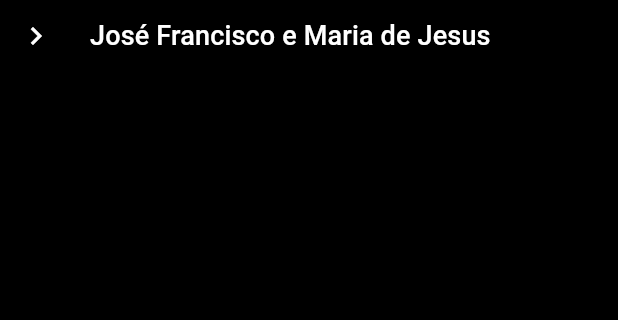
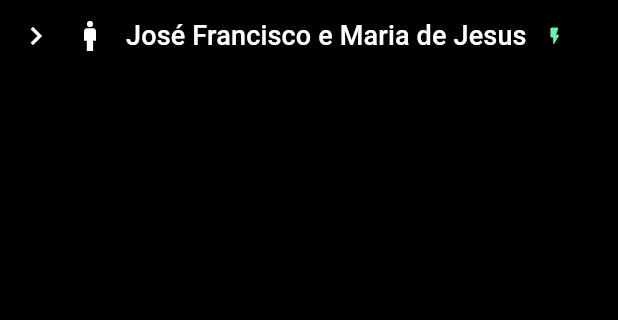
Before and after one commit to AndreDrummer/tree-view, a Flutter app: the screen it shows after launch, on a phone screen of 412 x 824 dp, the part 96-416 px from its top. Run offline on Flutter 3.47's test engine with Material 3 defaults, Android fonts, the phone set to English and light mode, and no system bars.

Commit message:
customizing the node row

```diff
--- a/lib/main.dart
+++ b/lib/main.dart
@@ -1,7 +1,8 @@
 import 'package:tree_view/features/assets/controller/assets_controller.dart';
 import 'package:tree_view/features/home/controller/home_controller.dart';
-import 'package:tree_view/features/assets/widgets/data_view.dart';
+import 'package:tree_view/shared/simple_tree/models/node_row_dto.dart';
 import 'package:tree_view/core/models/person.dart';
+import 'package:tree_view/shared/tree_widget.dart';
 import 'package:provider/provider.dart';
 import 'package:flutter/material.dart';
 
@@ -30,7 +31,7 @@ class MyApp extends StatelessWidget {
           debugShowCheckedModeBanner: false,
           theme: ThemeData(
             colorScheme: ColorScheme.fromSeed(
-              seedColor: darkModeIsON ? Colors.lightBlueAccent : Colors.blue,
+              seedColor: darkModeIsON ? Colors.lightBlue : Colors.blue,
             ),
             useMaterial3: true,
           ),
@@ -49,24 +50,40 @@ class MyHomePage extends StatelessWidget {
     return Consumer<HomeController>(
       builder: (context, homeController, _) {
         final bool darkMode = homeController.isDarkModeON;
-        final Color breadCrumbLinesColor =
-            darkMode ? Colors.white12 : Colors.black12;
-        final Color elementsColor = darkMode ? Colors.white : Colors.black;
 
         return Consumer<AssetsController>(
           builder: (context, controller, _) {
-            return DataView<Person>(
+            return TreeWidget<Person>(
               dataList: controller.data,
-              nodeRowTitle: (Person data) {
-                return data.name;
+              nodeConfig: (Person data) {
+                return nodeRow(data, darkMode);
               },
+              breadCrumbLinesColor: darkMode ? Colors.white12 : Colors.black12,
               backgroundColor: darkMode ? Colors.black : Colors.white,
-              breadCrumbLinesColor: breadCrumbLinesColor,
-              elementsColor: elementsColor,
+              elementsColor: darkMode ? Colors.white : Colors.black,
             );
           },
         );
       },
     );
   }
+
+  NodeRowConfig nodeRow(Person person, bool darkMode) {
+    final prefixIcon = person.male ? Icons.man : Icons.woman;
+    final Color prefixIconColor = darkMode ? Colors.white : Colors.black;
+
+    final suffixIcon =
+        person.fat ? Icons.fastfood_outlined : Icons.flash_on_rounded;
+    final Color suffixIconColor =
+        person.fat ? Colors.redAccent : Colors.greenAccent;
+
+    return NodeRowConfig(
+      prefixIconColor: prefixIconColor,
+      suffixIconColor: suffixIconColor,
+      suffixIcon: suffixIcon,
+      prefixIcon: prefixIcon,
+      title: person.name,
+      suffixIconSize: 14,
+    );
+  }
 }
--- a/lib/shared/simple_tree/tree_manager.dart
+++ b/lib/shared/simple_tree/builder/tree_manager.dart
@@ -1,7 +1,7 @@
 import 'package:flutter/foundation.dart';
 import 'package:tree_view/shared/simple_tree/models/node_data.dart';
 import 'package:tree_view/shared/simple_tree/models/parent.dart';
-import 'package:tree_view/shared/simple_tree/node.dart';
+import 'package:tree_view/shared/simple_tree/builder/node.dart';
 import 'dart:collection';
 
 import 'package:tree_view/shared/simple_tree/utils/extensions.dart';
--- /dev/null
+++ b/lib/shared/simple_tree/models/node_row_dto.dart
@@ -0,0 +1,21 @@
+import 'package:flutter/material.dart';
+
+class NodeRowConfig {
+  final Color? prefixIconColor;
+  final double? prefixIconSize;
+  final double? suffixIconSize;
+  final Color? suffixIconColor;
+  final IconData? prefixIcon;
+  final IconData? suffixIcon;
+  final String title;
+
+  NodeRowConfig({
+    required this.title,
+    this.prefixIconColor,
+    this.suffixIconColor,
+    this.prefixIconSize,
+    this.suffixIconSize,
+    this.prefixIcon,
+    this.suffixIcon,
+  });
+}
--- a/lib/shared/simple_tree/widgets/node_row.dart
+++ b/lib/shared/simple_tree/widgets/node_row.dart
@@ -1,38 +1,29 @@
 import 'package:flutter/material.dart';
 import 'package:tree_view/shared/simple_tree/models/node_data.dart';
-import 'package:tree_view/shared/simple_tree/node.dart';
+import 'package:tree_view/shared/simple_tree/builder/node.dart';
+import 'package:tree_view/shared/simple_tree/models/node_row_dto.dart';
 
 class NodeRow<T> extends StatelessWidget {
   const NodeRow(
     this.node, {
     required this.breadCrumbLineColor,
     required this.elementsColor,
-    this.prefixIconColor,
-    this.suffixIconColor,
-    this.prefixIconSize,
-    this.suffixIconSize,
-    required this.title,
-    this.prefixIcon,
-    this.suffixIcon,
+    required this.nodeRowConfig,
     this.onPressed,
     super.key,
   });
 
+  final NodeRowConfig Function(T data) nodeRowConfig;
   final Node<NodeData<T>> node;
 
   final void Function()? onPressed;
   final Color breadCrumbLineColor;
-  final Color? prefixIconColor;
-  final double? prefixIconSize;
-  final double? suffixIconSize;
-  final Color? suffixIconColor;
-  final IconData? prefixIcon;
-  final IconData? suffixIcon;
   final Color elementsColor;
-  final String title;
 
   @override
   Widget build(BuildContext context) {
+    final nodeConfig = nodeRowConfig(node.value!.data!);
+
     return Row(
       children: [
         Visibility(
@@ -52,35 +43,37 @@ class NodeRow<T> extends StatelessWidget {
             ),
           ),
         ),
-        _prefixIcon(context),
+        _prefixIcon(context, nodeConfig),
         TextButton(
           onPressed: onPressed,
           child: Text(
-            title,
+            nodeConfig.title,
             style: TextStyle(color: elementsColor, fontSize: 18),
           ),
         ),
-        _suffixIcon(context),
+        _suffixIcon(context, nodeConfig),
       ],
     );
   }
 
-  Widget _suffixIcon(BuildContext context) {
-    if (suffixIcon != null) {
+  Widget _suffixIcon(BuildContext context, NodeRowConfig nodeConfig) {
+    if (nodeConfig.suffixIcon != null) {
       final Color? iconColor =
-          suffixIconColor ?? Theme.of(context).iconTheme.color;
+          nodeConfig.suffixIconColor ?? Theme.of(context).iconTheme.color;
 
-      return Icon(suffixIcon!, color: iconColor, size: suffixIconSize);
+      return Icon(nodeConfig.suffixIcon!,
+          color: iconColor, size: nodeConfig.suffixIconSize);
     }
     return Container();
   }
 
-  Widget _prefixIcon(BuildContext context) {
-    if (prefixIcon != null) {
+  Widget _prefixIcon(BuildContext context, NodeRowConfig nodeConfig) {
+    if (nodeConfig.prefixIcon != null) {
       final Color? iconColor =
-          prefixIconColor ?? Theme.of(context).iconTheme.color;
+          nodeConfig.prefixIconColor ?? Theme.of(context).iconTheme.color;
 
-      return Icon(prefixIcon!, color: iconColor, size: prefixIconSize);
+      return Icon(nodeConfig.prefixIcon!,
+          color: iconColor, size: nodeConfig.prefixIconSize);
     }
     return Container();
   }
--- a/lib/shared/simple_tree/widgets/tree.dart
+++ b/lib/shared/simple_tree/widgets/tree.dart
@@ -1,12 +1,13 @@
 import 'package:tree_view/features/assets/controller/assets_controller.dart';
-import 'package:tree_view/features/assets/widgets/horizontal_scroll.dart';
-import 'package:tree_view/features/assets/widgets/line_bread_crumb.dart';
+import 'package:tree_view/shared/simple_tree/models/node_row_dto.dart';
+import 'package:tree_view/shared/simple_tree/widgets/horizontal_scroll.dart';
+import 'package:tree_view/shared/simple_tree/widgets/line_bread_crumb.dart';
 import 'package:tree_view/features/home/controller/home_controller.dart';
 import 'package:tree_view/shared/simple_tree/models/node_data.dart';
 import 'package:tree_view/shared/simple_tree/widgets/node_row.dart';
 import 'package:provider/provider.dart';
 import 'package:flutter/material.dart';
-import '../node.dart';
+import '../builder/node.dart';
 
 class Tree<T> extends StatelessWidget {
   const Tree(
@@ -18,19 +19,21 @@ class Tree<T> extends StatelessWidget {
     this.scrollToTheEndOfData = true,
     this.allowVerticalScrool = true,
     required this.elementsColor,
-    required this.nodeRowTitle,
+    required this.nodeRowConfig,
     this.toggleNodeView,
   });
 
   final void Function(Node<NodeData<T>> node)? toggleNodeView;
   final ScrollController horizontalController;
-  final String Function(T data) nodeRowTitle;
   final Color breadCrumbLinesColor;
   final bool allowHorizontalScrool;
   final bool scrollToTheEndOfData;
   final bool allowVerticalScrool;
   final Node<NodeData<T>> node;
   final Color elementsColor;
+
+  // Properties related to the row
+  final NodeRowConfig Function(T data) nodeRowConfig;
 
   int lineBreadCrumbHeight() {
     int descendentsShowing = node.numberOfDescendentsShowingUp;
@@ -62,8 +65,8 @@ class Tree<T> extends StatelessWidget {
                     node,
                     onPressed: () => toggleNodeView?.call(node),
                     breadCrumbLineColor: breadCrumbLinesColor,
-                    title: nodeRowTitle(node.value!.data),
                     elementsColor: elementsColor,
+                    nodeRowConfig: nodeRowConfig,
                   ),
                   Visibility(
                     visible: node.expanded,
@@ -88,7 +91,7 @@ class Tree<T> extends StatelessWidget {
                               elementsColor: elementsColor,
                               scrollToTheEndOfData: false,
                               allowVerticalScrool: false,
-                              nodeRowTitle: nodeRowTitle,
+                              nodeRowConfig: nodeRowConfig,
                             );
                           }).toList(),
                         ),
--- a/lib/features/assets/widgets/data_view.dart
+++ b/lib/shared/tree_widget.dart
@@ -1,41 +1,57 @@
-import 'package:tree_view/core/widgets/custom_scroll_with_fixed_widget.dart';
+import 'package:tree_view/shared/simple_tree/widgets/custom_scroll_with_fixed_widget.dart';
 import 'package:tree_view/features/home/controller/home_controller.dart';
+import 'package:tree_view/shared/simple_tree/builder/tree_manager.dart';
+import 'package:tree_view/shared/simple_tree/models/node_row_dto.dart';
 import 'package:tree_view/shared/simple_tree/models/parent.dart';
-import 'package:tree_view/shared/simple_tree/tree_manager.dart';
 import 'package:tree_view/shared/simple_tree/widgets/tree.dart';
 import 'package:tree_view/core/widgets/custom_app_bar.dart';
 import 'package:provider/provider.dart';
 import 'package:flutter/material.dart';
 
-class DataView<T> extends StatefulWidget {
-  const DataView({
+class TreeWidget<T> extends StatefulWidget {
+  const TreeWidget({
     super.key,
+    this.alwaysScrollToTheEndOfData = true,
     required this.breadCrumbLinesColor,
-    this.scrollToTheEndOfData = true,
     required this.elementsColor,
-    required this.nodeRowTitle,
+    required this.nodeConfig,
     required this.dataList,
     this.backgroundColor,
     this.backToTopButton,
   });
 
-  final String Function(T data) nodeRowTitle;
+  final List<Parent> dataList;
+
+  final bool alwaysScrollToTheEndOfData;
   final Color breadCrumbLinesColor;
-  final bool scrollToTheEndOfData;
   final Widget? backToTopButton;
   final Color? backgroundColor;
-  final List<Parent> dataList;
   final Color elementsColor;
 
+  // Properties related to the row
+  final NodeRowConfig Function(T data) nodeConfig;
+
   @override
-  State<DataView<T>> createState() => _DataViewState<T>();
+  State<TreeWidget<T>> createState() => _TreeWidgetState<T>();
 }
 
-class _DataViewState<T> extends State<DataView<T>> {
-  late final TreeManager _treeInstance;
+class _TreeWidgetState<T> extends State<TreeWidget<T>> {
   late final ScrollController horizontalScrollController;
   late final ScrollController verticalScrollController;
+  late final TreeManager _treeInstance;
+
   double backToTopButtonOpacity = 0;
+
+  Widget backToTopWidget() {
+    if (widget.backToTopButton == null) {
+      return FloatingActionButton(
+        onPressed: scrollToTheBeginningOfData,
+        child: const Icon(Icons.arrow_upward_rounded),
+      );
+    } else {
+      return widget.backToTopButton!;
+    }
+  }
 
   @override
   void initState() {
@@ -52,6 +68,50 @@ class _DataViewState<T> extends State<DataView<T>> {
     });
 
     super.initState();
+  }
+
+  NodeRowConfig nodeConfig(data) {
+    return widget.nodeConfig(data as T);
+  }
+
+  void onNodeToggled(node) {
+    setState(() {
+      _treeInstance.toogleNodeView(node);
+    });
+  }
+
+  @override
+  Widget build(BuildContext context) {
+    return Consumer<HomeController>(builder: (context, homeController, _) {
+      final sizeOf = MediaQuery.sizeOf(context);
+
+      return SafeArea(
+        child: Scaffold(
+          backgroundColor: widget.backgroundColor,
+          body: CustomScrollWithFixedWidget(
+            scrollToTheEndOfData: widget.alwaysScrollToTheEndOfData,
+            scrollController: verticalScrollController,
+            jumpToWhenScrolling: sizeOf.height,
+            fixedWidget: const CustomAppBar(),
+            scrollables: [
+              Tree(
+                _treeInstance.treeRoot,
+                breadCrumbLinesColor: widget.breadCrumbLinesColor,
+                horizontalController: horizontalScrollController,
+                elementsColor: widget.elementsColor,
+                toggleNodeView: onNodeToggled,
+                nodeRowConfig: nodeConfig,
+              ),
+            ],
+          ),
+          floatingActionButton: AnimatedOpacity(
+            duration: Durations.medium2,
+            opacity: backToTopButtonOpacity,
+            child: backToTopWidget(),
+          ),
+        ),
+      );
+    });
   }
 
   void scrollToTheEndOfData(
@@ -91,7 +151,7 @@ class _DataViewState<T> extends State<DataView<T>> {
     return (treeHeight * treeHeight).toDouble();
   }
 
-  void lepo(bool isToScroll, double verticalJumpTo) {
+  void scrollWhenFilter(bool isToScroll, double verticalJumpTo) {
     final horizontalJumpTo = calculatesHorizontalScrolling(
       _treeInstance.treeRoot.getHeight,
     );
@@ -103,52 +163,4 @@ class _DataViewState<T> extends State<DataView<T>> {
       isToScroll,
     );
   }
-
-  Widget backToTopWidget() {
-    return widget.backToTopButton ??
-        FloatingActionButton(
-          onPressed: scrollToTheBeginningOfData,
-          child: const Icon(Icons.arrow_upward_rounded),
-        );
-  }
-
-  @override
-  Widget build(BuildContext context) {
-    return Consumer<HomeController>(builder: (context, homeController, _) {
-      final sizeOf = MediaQuery.sizeOf(context);
-
-      return SafeArea(
-        child: Scaffold(
-          backgroundColor: widget.backgroundColor,
-          body: CustomScrollWithFixedWidget(
-            scrollToTheEndOfData: widget.scrollToTheEndOfData,
-            scrollController: verticalScrollController,
-            jumpToWhenScrolling: sizeOf.height,
-            fixedWidget: const CustomAppBar(),
-            scrollables: [
-              Tree(
-                nodeRowTitle: (data) {
-                  return widget.nodeRowTitle(data as T);
-                },
-                _treeInstance.treeRoot,
-                toggleNodeView: (node) {
-                  setState(() {
-                    _treeInstance.toogleNodeView(node);
-                  });
-                },
-                breadCrumbLinesColor: widget.breadCrumbLinesColor,
-                horizontalController: horizontalScrollController,
-                elementsColor: widget.elementsColor,
-              ),
-            ],
-          ),
-          floatingActionButton: AnimatedOpacity(
-            duration: Durations.medium2,
-            opacity: backToTopButtonOpacity,
-            child: backToTopWidget(),
-          ),
-        ),
-      );
-    });
-  }
 }
```
Also changed, not shown: lib/shared/simple_tree/builder/node.dart (renamed from lib/shared/simple_tree/node.dart), lib/shared/simple_tree/widgets/custom_scroll_with_fixed_widget.dart (renamed from lib/core/widgets/custom_scroll_with_fixed_widget.dart), lib/shared/simple_tree/widgets/horizontal_scroll.dart (renamed from lib/features/assets/widgets/horizontal_scroll.dart), lib/shared/simple_tree/widgets/line_bread_crumb.dart (renamed from lib/features/assets/widgets/line_bread_crumb.dart), 1 other file.
